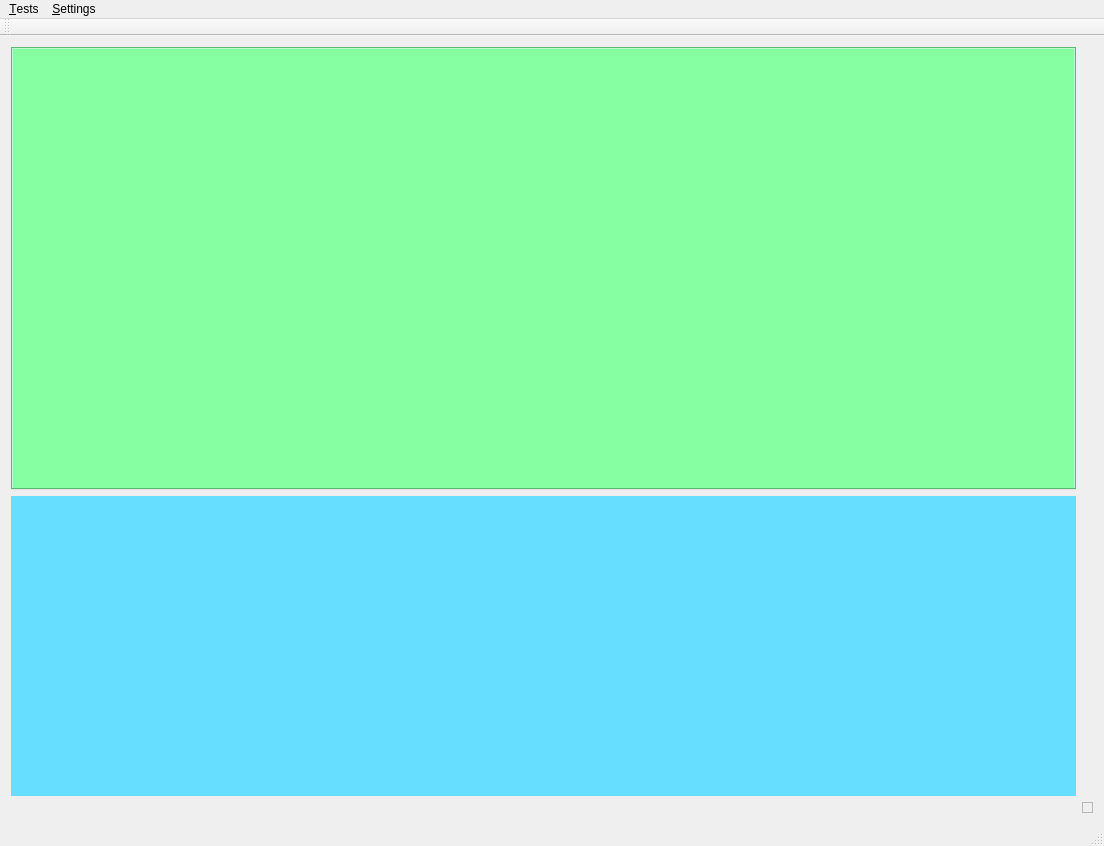
Qt form mainwindow.ui (Warchild33/FormantSynth) before a commit.
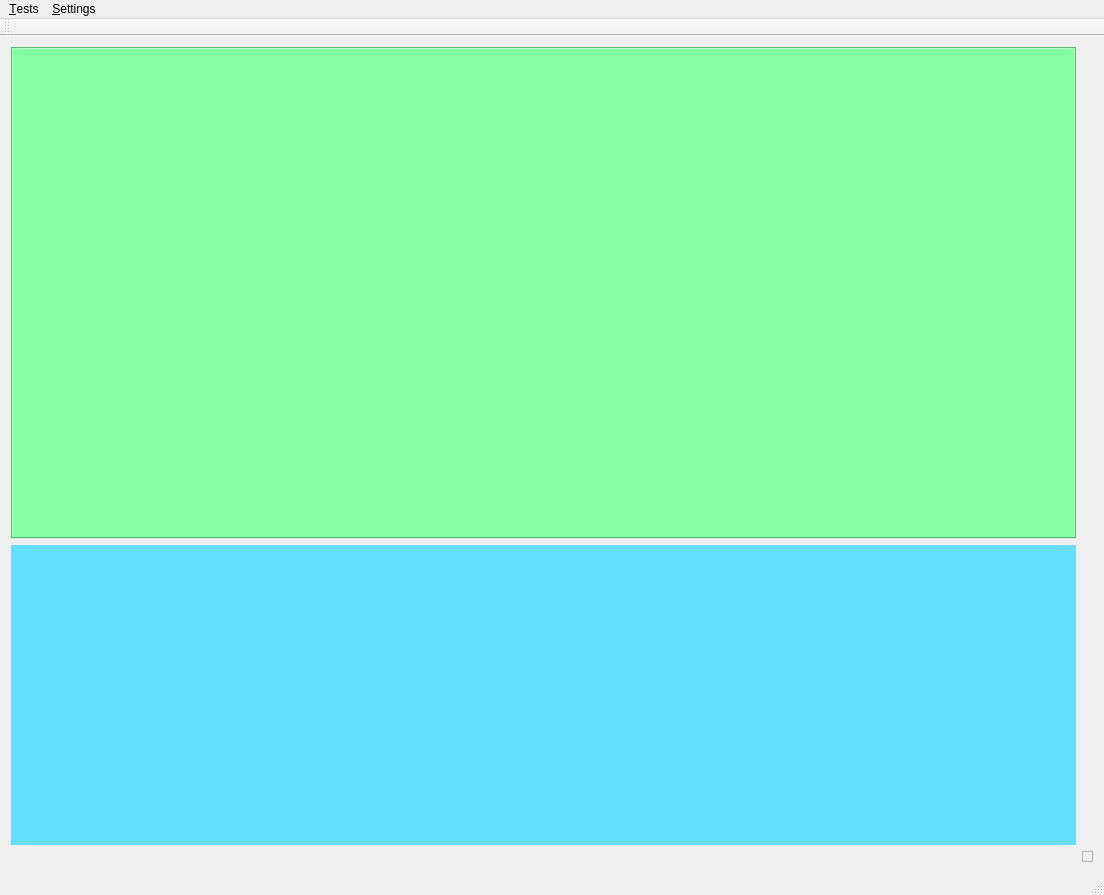
The same form after that commit. Custom widgets are drawn as their Qt base class.

Diff of the .ui file:
```diff
--- a/mainwindow.ui
+++ b/mainwindow.ui
@@ -7,7 +7,7 @@
     <x>0</x>
     <y>0</y>
     <width>1104</width>
-    <height>846</height>
+    <height>895</height>
    </rect>
   </property>
   <property name="windowTitle">
```
